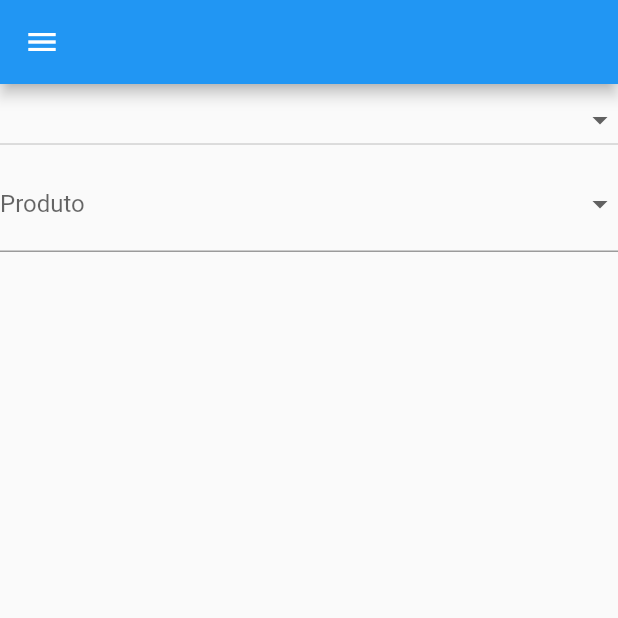
After one commit to treinaweb/treinaweb-flutter-widgets-Interface, a Flutter app: the DropdownButtonView screen opened directly, in the side drawer, after a tap on "Produto", on a phone screen of 412 x 824 dp, the top half of it. The commit adds this screen. Run offline on Flutter 3.47's test engine with Material 2 defaults, Android fonts, the phone set to English and light mode, and no system bars.

Commit message:
dropdownbutton

```diff
--- a/lib/list.dart
+++ b/lib/list.dart
@@ -1,5 +1,6 @@
 import 'package:flutter/material.dart';
 import 'package:perfil/index.dart';
+import 'package:perfil/widgets/inputs/dropdown_button.dart';
 import 'package:perfil/widgets/inputs/text_elevated_outlined_button.dart';
 
 class ListMenu {
@@ -27,6 +28,16 @@ class ListMenu {
         },
         child: const Text('Text Elevated Outlined Button'),
       ),
+      TextButton(
+        onPressed: () {
+          Navigator.of(context).pushReplacement(
+            MaterialPageRoute(
+              builder: (ctx) => const DropdownButtonView(),
+            ),
+          );
+        },
+        child: const Text('DropdownButton'),
+      ),
     ];
   }
 }
--- /dev/null
+++ b/lib/widgets/inputs/dropdown_button.dart
@@ -0,0 +1,76 @@
+import 'package:flutter/material.dart';
+import 'package:perfil/list.dart';
+
+class DropdownButtonView extends StatefulWidget {
+  const DropdownButtonView({Key? key}) : super(key: key);
+
+  @override
+  State<DropdownButtonView> createState() => _DropdownButtonViewState();
+}
+
+class _DropdownButtonViewState extends State<DropdownButtonView> {
+  var value1;
+  var value2;
+
+  @override
+  Widget build(BuildContext context) {
+    return Scaffold(
+      drawer: Drawer(
+        child: ListView(
+          children: ListMenu.get(context),
+        ),
+      ),
+      appBar: AppBar(),
+      body: Column(
+        children: [
+          DropdownButton(
+            value: value1,
+            isExpanded: true,
+            items: const [
+              DropdownMenuItem(
+                value: "Ouro",
+                child: Text('Ouro'),
+              ),
+              DropdownMenuItem(
+                value: "Prata",
+                child: Text('Prata'),
+              ),
+              DropdownMenuItem(
+                value: "Bronze",
+                child: Text('Bronze'),
+              )
+            ],
+            onChanged: (value) {
+              setState(() {
+                value1 = value;
+              });
+            },
+          ),
+          DropdownButtonFormField(
+            value: value2,
+            decoration: InputDecoration(labelText: 'Produto'),
+            items: const [
+              DropdownMenuItem(
+                value: "Ouro",
+                child: Text('Ouro'),
+              ),
+              DropdownMenuItem(
+                value: "Prata",
+                child: Text('Prata'),
+              ),
+              DropdownMenuItem(
+                value: "Bronze",
+                child: Text('Bronze'),
+              )
+            ],
+            onChanged: (value) {
+              setState(() {
+                value2 = value;
+              });
+            },
+          )
+        ],
+      ),
+    );
+  }
+}
```
